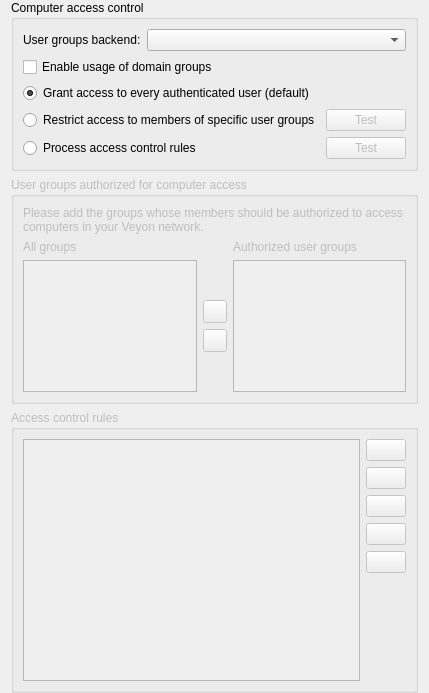
Above: configurator/src/AccessControlPage.ui from veyon/veyon before the change. Below: the same form after it.
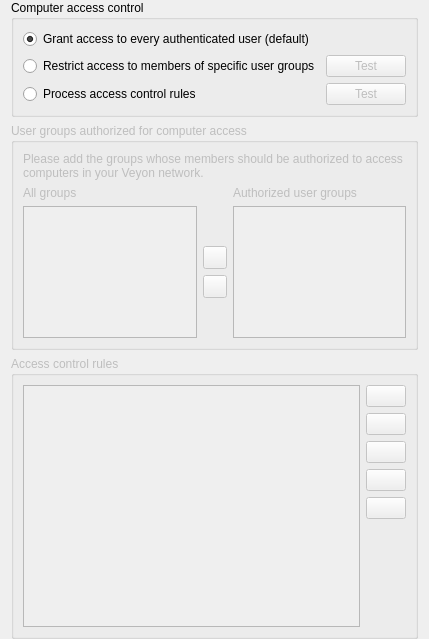
That is the form after the change. Icons and pictures are not drawn.

Commit message:
Centralize user groups backend configuration
This decouples user groups backend configuration from access control
configuration. This improves usability and allows selecting non-system
groups (e.g. from Entra ID) in the AuthKeysConfigurationPage when
setting an access group for a key file.

The edit to the form file:
```diff
--- a/configurator/src/AccessControlPage.ui
+++ b/configurator/src/AccessControlPage.ui
@@ -18,45 +18,7 @@
       <string>Computer access control</string>
      </property>
      <layout class="QGridLayout" name="gridLayout" columnstretch="1,0">
-      <item row="3" column="0">
-       <widget class="QRadioButton" name="isAccessRestrictedToUserGroups">
-        <property name="text">
-         <string>Restrict access to members of specific user groups</string>
-        </property>
-        <attribute name="buttonGroup">
-         <string notr="true">accessControlModeGroup</string>
-        </attribute>
-       </widget>
-      </item>
-      <item row="0" column="0" colspan="2">
-       <layout class="QHBoxLayout" name="horizontalLayout" stretch="0,1">
-        <item>
-         <widget class="QLabel" name="label">
-          <property name="text">
-           <string>User groups backend:</string>
-          </property>
-         </widget>
-        </item>
-        <item>
-         <widget class="QComboBox" name="accessControlUserGroupsBackend"/>
-        </item>
-       </layout>
-      </item>
-      <item row="3" column="1">
-       <widget class="QPushButton" name="testUserGroupsAccessControlButton">
-        <property name="enabled">
-         <bool>false</bool>
-        </property>
-        <property name="text">
-         <string>Test</string>
-        </property>
-        <property name="icon">
-         <iconset resource="../../core/resources/core.qrc">
-          <normaloff>:/core/dialog-ok-apply.png</normaloff>:/core/dialog-ok-apply.png</iconset>
-        </property>
-       </widget>
-      </item>
-      <item row="4" column="0">
+      <item row="2" column="0">
        <widget class="QRadioButton" name="isAccessControlRulesProcessingEnabled">
         <property name="text">
          <string>Process access control rules</string>
@@ -66,7 +28,21 @@
         </attribute>
        </widget>
       </item>
-      <item row="4" column="1">
+      <item row="1" column="1">
+       <widget class="QPushButton" name="testUserGroupsAccessControlButton">
+        <property name="enabled">
+         <bool>false</bool>
+        </property>
+        <property name="text">
+         <string>Test</string>
+        </property>
+        <property name="icon">
+         <iconset resource="../../core/resources/core.qrc">
+          <normaloff>:/core/dialog-ok-apply.png</normaloff>:/core/dialog-ok-apply.png</iconset>
+        </property>
+       </widget>
+      </item>
+      <item row="2" column="1">
        <widget class="QPushButton" name="testAccessControlRulesButton">
         <property name="enabled">
          <bool>false</bool>
@@ -80,7 +56,7 @@
         </property>
        </widget>
       </item>
-      <item row="2" column="0">
+      <item row="0" column="0">
        <widget class="QRadioButton" name="skipAccessControl">
         <property name="text">
          <string>Grant access to every authenticated user (default)</string>
@@ -93,10 +69,10 @@
         </attribute>
        </widget>
       </item>
-      <item row="1" column="0" colspan="2">
-       <widget class="QCheckBox" name="domainGroupsForAccessControlEnabled">
+      <item row="1" column="0">
+       <widget class="QRadioButton" name="isAccessRestrictedToUserGroups">
         <property name="text">
-         <string>Enable usage of domain groups</string>
+         <string>Restrict access to members of specific user groups</string>
         </property>
        </widget>
       </item>
```
Left out of the diff: 3 changed lines with no effect on the pictures. The commit also changes 10 other files.
